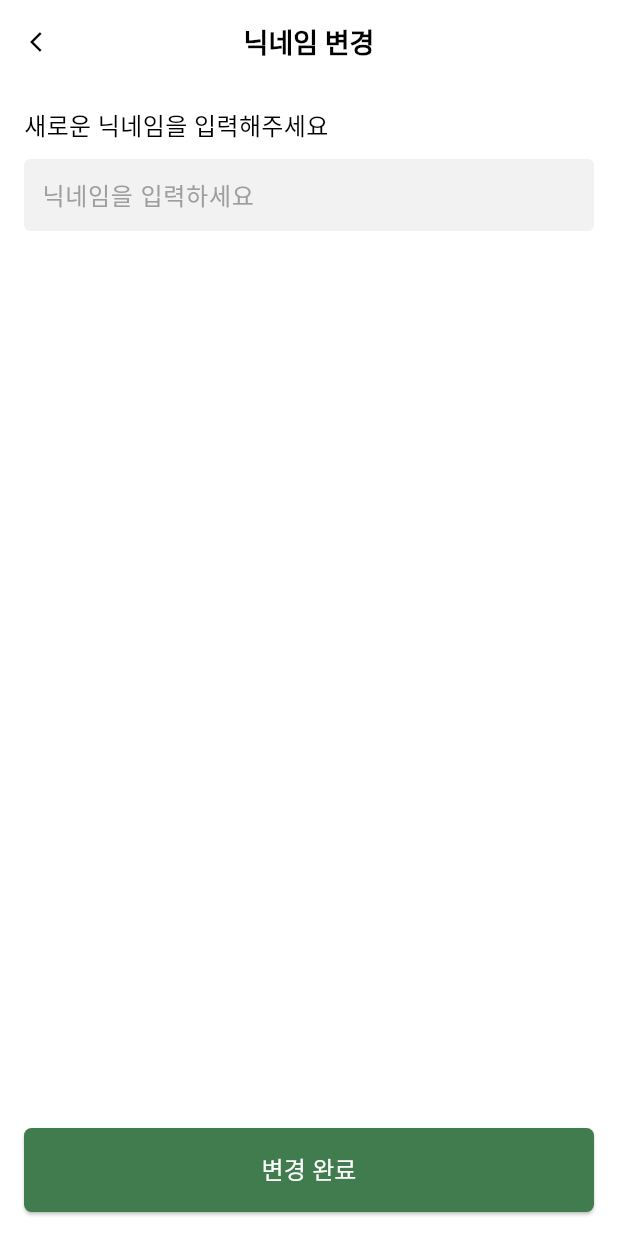
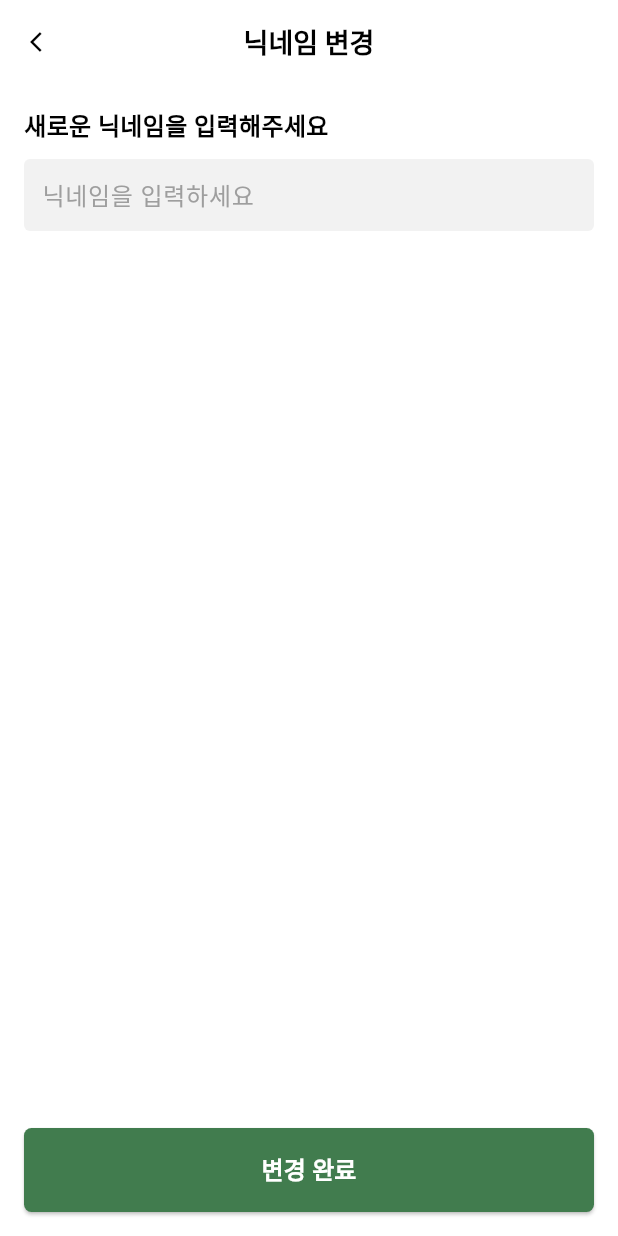
Before and after one commit to LastNyam/last_nyam_fe, a Flutter app: the NicknameChangeScreen screen opened directly with empty values, on a phone screen of 412 x 824 dp. Run offline on Flutter 3.47's test engine with Material 3 defaults, Android fonts, the phone set to English and light mode, and no system bars; Roboto replaces fonts that are missing (nanumBarunGothic).

Commit message:
chore: Text 위젯 FontWeight 볼드 적용

```diff
--- a/lib/screen/nickname_change_screen.dart
+++ b/lib/screen/nickname_change_screen.dart
@@ -58,7 +58,7 @@ class _NicknameChangeScreenState extends State<NicknameChangeScreen> {
             children: [
               Text(
                 '새로운 닉네임을 입력해주세요',
-                style: TextStyle(fontSize: 16, color: Colors.black),
+                style: TextStyle(fontSize: 16, color: Colors.black, fontWeight: FontWeight.bold),
               ),
               SizedBox(height: 10),
               TextField(
@@ -122,7 +122,7 @@ class _NicknameChangeScreenState extends State<NicknameChangeScreen> {
                   ),
                   child: Text(
                     '변경 완료',
-                    style: TextStyle(fontSize: 16, color: Colors.white),
+                    style: TextStyle(fontSize: 16, color: Colors.white, fontWeight: FontWeight.bold),
                   ),
                 ),
               ),
```
